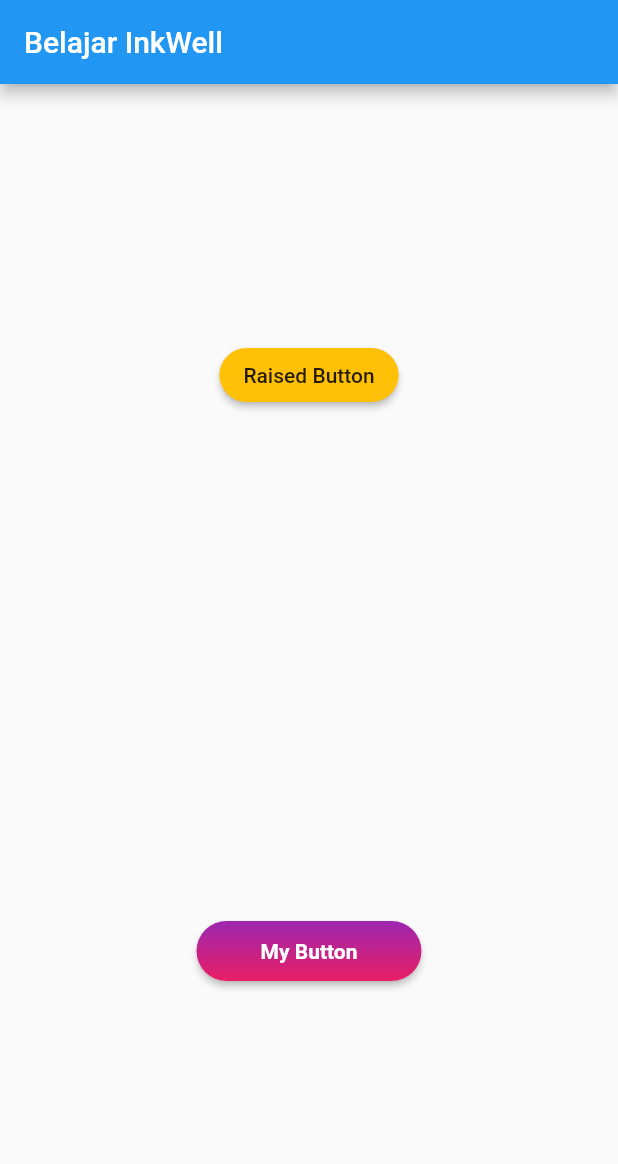
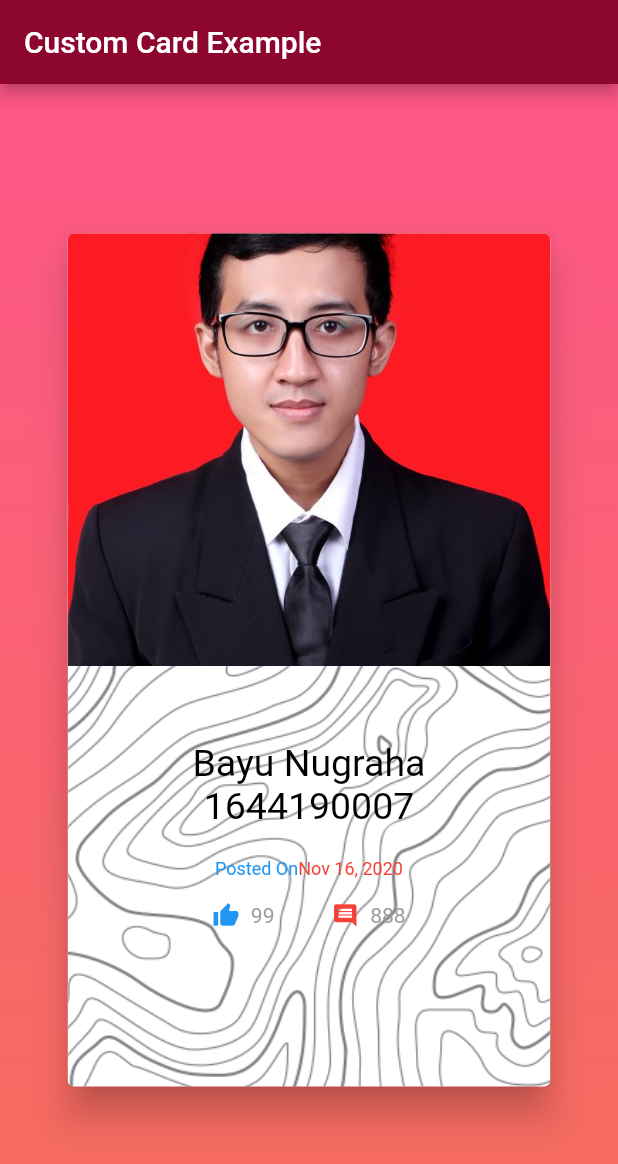
Before and after one commit to bayunugrraha/flutter_example, a Flutter app: the screen it shows after launch, on a phone screen of 412 x 824 dp. Shown: the top 1164 px of the screen. Run offline on Flutter 3.47's test engine with Material 2 defaults, Android fonts, the phone set to English and light mode, and no system bars.

Commit message:
custom card

```diff
--- a/lib/main.dart
+++ b/lib/main.dart
@@ -1,4 +1,5 @@
 import 'package:flutter/material.dart';
+import 'package:flutter_example/main_page.dart';
 
 void main() => runApp(MyApp());
 
@@ -6,53 +7,7 @@ class MyApp extends StatelessWidget {
   @override
   Widget build(BuildContext context) {
     return MaterialApp(
-      home: Scaffold(
-        appBar: AppBar(
-          title: Text("Belajar InkWell"),
-        ),
-        body: Center(
-          child: Column(
-            mainAxisAlignment: MainAxisAlignment.spaceAround,
-            children: [
-              RaisedButton(
-                color: Colors.amber,
-                child: Text("Raised Button"),
-                shape: StadiumBorder(),
-                onPressed: () {},
-              ),
-              Material(
-                borderRadius: BorderRadius.circular(20),
-                elevation: 2,
-                child: Container(
-                  width: 150,
-                  height: 40,
-                  decoration: BoxDecoration(
-                      borderRadius: BorderRadius.circular(20),
-                      gradient: LinearGradient(
-                          colors: [Colors.purple, Colors.pink],
-                          begin: Alignment.topCenter,
-                          end: Alignment.bottomCenter)),
-                  child: Material(
-                    borderRadius: BorderRadius.circular(20),
-                    color: Colors.transparent,
-                    child: InkWell(
-                      splashColor: Colors.amber,
-                      borderRadius: BorderRadius.circular(20),
-                      onTap: () {},
-                      child: Center(
-                          child: Text(
-                        "My Button",
-                        style: TextStyle(
-                            color: Colors.white, fontWeight: FontWeight.w600),
-                      )),
-                    ),
-                  ),
-                ),
-              )
-            ],
-          ),
-        ),
-      ),
+      home: MainPage(),
     );
   }
 }
--- /dev/null
+++ b/lib/main_page.dart
@@ -0,0 +1,137 @@
+import 'package:flutter/material.dart';
+
+class MainPage extends StatelessWidget {
+  @override
+  Widget build(BuildContext context) {
+    return Scaffold(
+      appBar: AppBar(
+        title: Text(
+          "Custom Card Example",
+          style: TextStyle(color: Colors.white),
+        ),
+        backgroundColor: Color(0xFF8C062F),
+      ),
+      body: Stack(
+        children: [
+          Container(
+            decoration: BoxDecoration(
+                gradient: LinearGradient(
+                    colors: [Color(0xFFFE5788), Color(0XFFF56D5D)],
+                    begin: Alignment.topCenter,
+                    end: Alignment.bottomCenter)),
+          ),
+          Center(
+            child: SizedBox(
+              width: MediaQuery.of(context).size.width * 0.8,
+              height: MediaQuery.of(context).size.height * 0.7,
+              child: Card(
+                elevation: 10,
+                child: Stack(
+                  children: [
+                    Opacity(
+                      opacity: 0.7,
+                      child: Container(
+                        decoration: BoxDecoration(
+                          borderRadius: BorderRadius.circular(4),
+                          image: DecorationImage(
+                            image: AssetImage("assets/images/pattern.png"),
+                            fit: BoxFit.cover,
+                          ),
+                        ),
+                      ),
+                    ),
+                    Container(
+                      height: MediaQuery.of(context).size.height * 0.35,
+                      decoration: BoxDecoration(
+                          borderRadius: BorderRadius.only(
+                              topLeft: Radius.circular(4),
+                              topRight: Radius.circular(4)),
+                          image: DecorationImage(
+                              image: AssetImage("assets/images/Bayu.jpg"),
+                              fit: BoxFit.cover)),
+                    ),
+                    Container(
+                      margin: EdgeInsets.fromLTRB(
+                          20,
+                          50 + MediaQuery.of(context).size.height * 0.35,
+                          20,
+                          20),
+                      child: Center(
+                        child: Column(
+                          children: [
+                            Text(
+                              "Bayu Nugraha 1644190007",
+                              maxLines: 2,
+                              textAlign: TextAlign.center,
+                              style:
+                                  TextStyle(color: Colors.black, fontSize: 25),
+                            ),
+                            Container(
+                              margin: EdgeInsets.fromLTRB(0, 20, 0, 15),
+                              child: Row(
+                                mainAxisAlignment: MainAxisAlignment.center,
+                                children: [
+                                  Text(
+                                    "Posted On",
+                                    style: TextStyle(
+                                        color: Colors.blue, fontSize: 12),
+                                  ),
+                                  Text(
+                                    "Nov 16, 2020",
+                                    style: TextStyle(
+                                        color: Colors.red, fontSize: 12),
+                                  )
+                                ],
+                              ),
+                            ),
+                            Row(
+                              children: [
+                                Spacer(
+                                  flex: 10,
+                                ),
+                                Icon(
+                                  Icons.thumb_up,
+                                  size: 18,
+                                  color: Colors.blue,
+                                ),
+                                Spacer(
+                                  flex: 1,
+                                ),
+                                Text(
+                                  "99",
+                                  style: TextStyle(color: Colors.grey),
+                                ),
+                                Spacer(
+                                  flex: 5,
+                                ),
+                                Icon(
+                                  Icons.comment,
+                                  size: 18,
+                                  color: Colors.red,
+                                ),
+                                Spacer(
+                                  flex: 1,
+                                ),
+                                Text(
+                                  "888",
+                                  style: TextStyle(color: Colors.grey),
+                                ),
+                                Spacer(
+                                  flex: 10,
+                                )
+                              ],
+                            )
+                          ],
+                        ),
+                      ),
+                    )
+                  ],
+                ),
+              ),
+            ),
+          ),
+        ],
+      ),
+    );
+  }
+}
```
